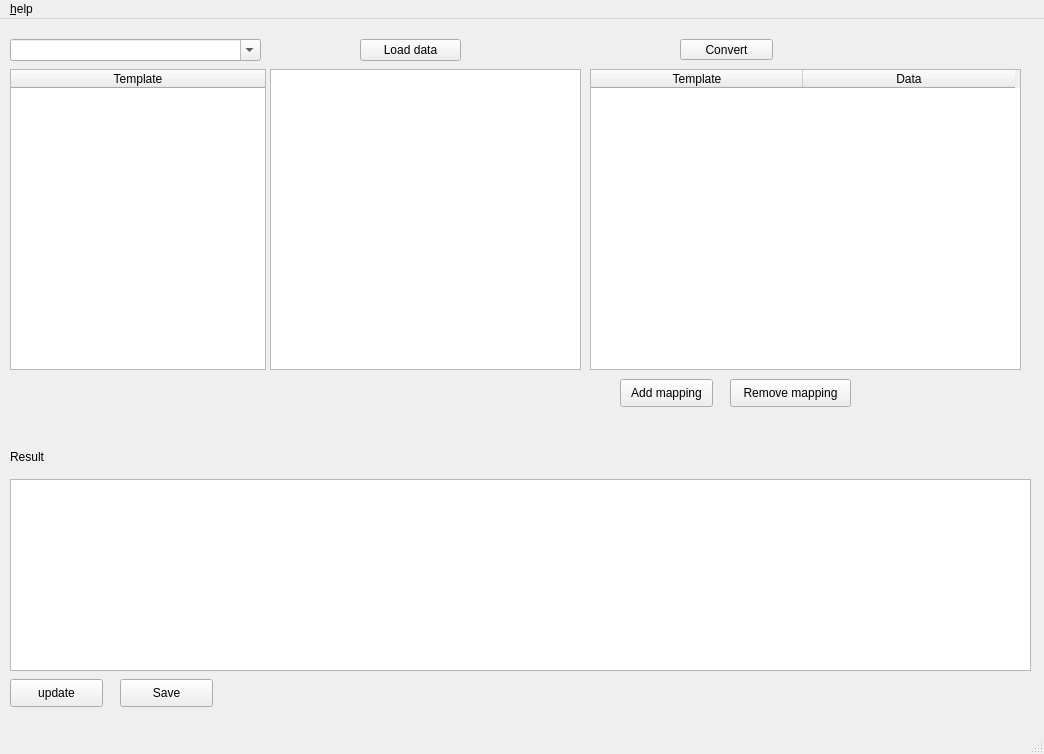
This is ui/pyarchinit_mapper.ui in pyarchinit/EDmapper2pyArchInit as Qt 5 draws it before an edit. The edited form follows.
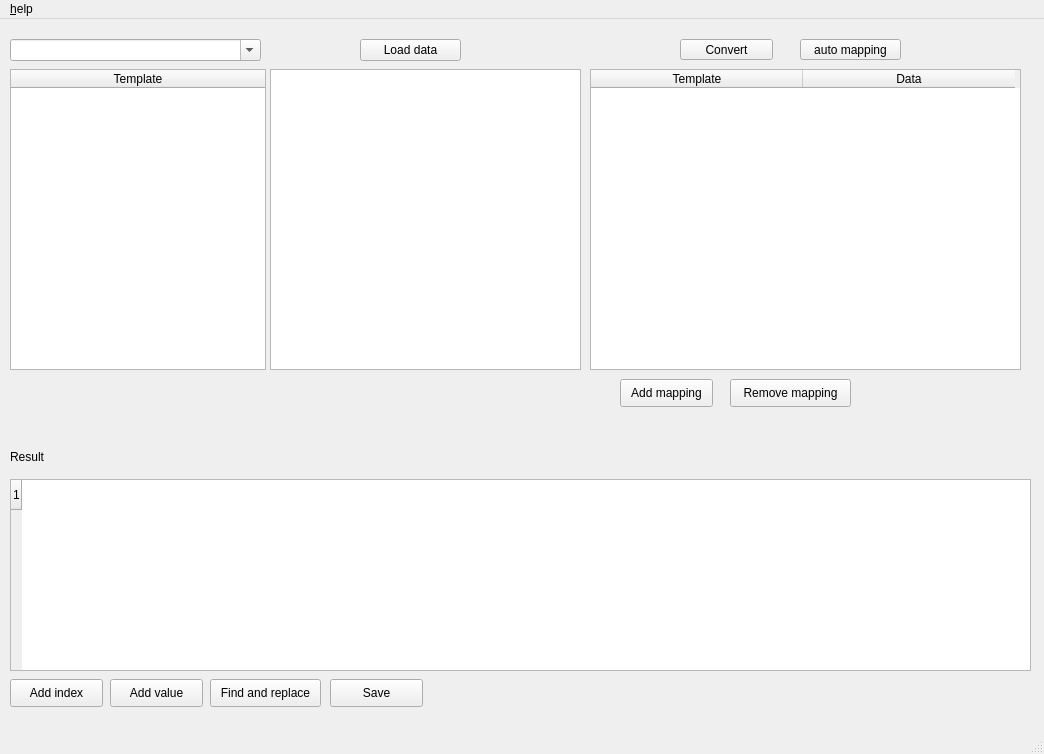
This is the edited form. Icons and pictures are not drawn.

What changed in the file:
```diff
--- a/ui/pyarchinit_mapper.ui
+++ b/ui/pyarchinit_mapper.ui
@@ -225,27 +225,34 @@
     <property name="selectionBehavior">
      <enum>QAbstractItemView::SelectItems</enum>
     </property>
+    <property name="rowCount">
+     <number>1</number>
+    </property>
     <property name="columnCount">
      <number>0</number>
     </property>
+    <attribute name="horizontalHeaderVisible">
+     <bool>true</bool>
+    </attribute>
+    <row/>
    </widget>
    <widget class="QPushButton" name="update_result">
     <property name="geometry">
      <rect>
-      <x>10</x>
+      <x>110</x>
       <y>660</y>
       <width>93</width>
       <height>28</height>
      </rect>
     </property>
     <property name="text">
-     <string>update</string>
+     <string>Add value</string>
     </property>
    </widget>
    <widget class="QPushButton" name="save_data">
     <property name="geometry">
      <rect>
-      <x>120</x>
+      <x>330</x>
       <y>660</y>
       <width>93</width>
       <height>28</height>
@@ -255,6 +262,45 @@
      <string>Save</string>
     </property>
    </widget>
+   <widget class="QPushButton" name="index_tab">
+    <property name="geometry">
+     <rect>
+      <x>10</x>
+      <y>660</y>
+      <width>93</width>
+      <height>28</height>
+     </rect>
+    </property>
+    <property name="text">
+     <string>Add index</string>
+    </property>
+   </widget>
+   <widget class="QPushButton" name="find_replace">
+    <property name="geometry">
+     <rect>
+      <x>210</x>
+      <y>660</y>
+      <width>111</width>
+      <height>28</height>
+     </rect>
+    </property>
+    <property name="text">
+     <string>Find and replace</string>
+    </property>
+   </widget>
+   <widget class="QPushButton" name="auto_mapping">
+    <property name="geometry">
+     <rect>
+      <x>800</x>
+      <y>20</y>
+      <width>101</width>
+      <height>21</height>
+     </rect>
+    </property>
+    <property name="text">
+     <string>auto mapping</string>
+    </property>
+   </widget>
   </widget>
   <widget class="QMenuBar" name="menubar">
    <property name="geometry">
```
Left out of the diff: 21 changed lines with no effect on the pictures.
